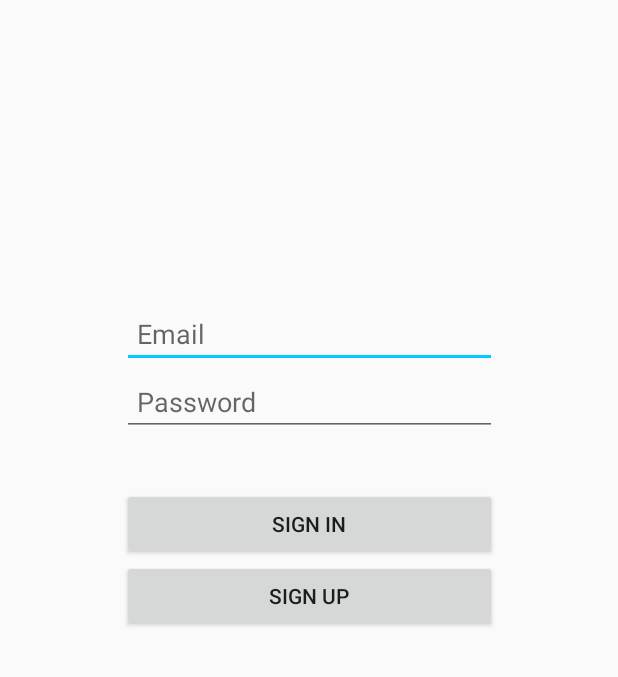
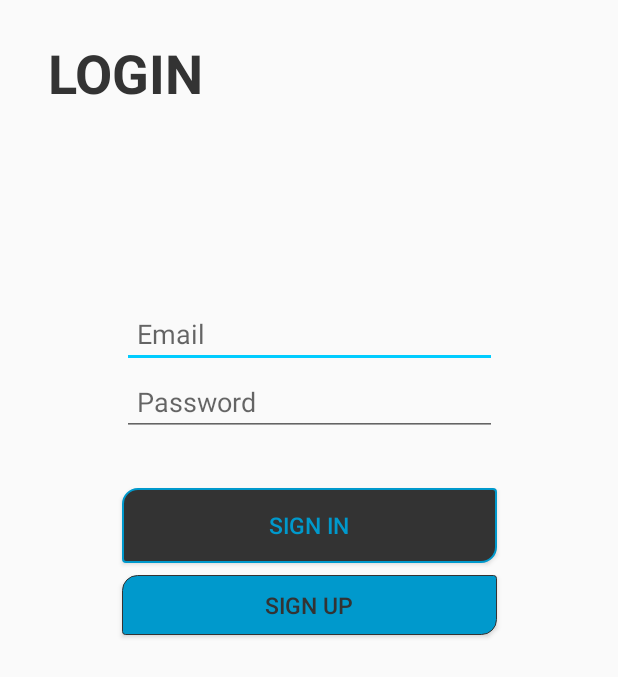
Before and after one commit to AshSobhani/Ideation, an Android app: the LoginActivity screen opened directly, with no data from a screen before it, on a phone screen of 412 x 824 dp. Shown: the top 677 px of the screen. Run offline under Robolectric (Android 15) with nearby library versions, the phone set to English and light mode, and no system bars; our stand-ins replace Firebase (no records; nobody signed in at launch, a user with empty details on screens opened directly); 1 statement that could not run was skipped.

Commit message:
Login and Sign Up buttons styled

```diff
--- a/app/src/main/java/com/example/ideation/DiscoveryFragment.java
+++ b/app/src/main/java/com/example/ideation/DiscoveryFragment.java
@@ -57,6 +57,7 @@ public class DiscoveryFragment extends Fragment {
 	private void populateRecyclerView() {
 		//Add query filer below (priority, by date, etc..)
 		Query query = projectRef;
+		//Query query = projectRef.orderBy("name").startAt(searchText).endAt(searchText + "\uf8ff");
 
 		//Query the database and build
 		FirestoreRecyclerOptions<ProjectBox> options = new FirestoreRecyclerOptions.Builder<ProjectBox>()
--- /dev/null
+++ b/app/src/main/res/drawable/rounded_login_button.xml
@@ -0,0 +1,15 @@
+<?xml version="1.0" encoding="utf-8"?>
+<selector xmlns:android="http://schemas.android.com/apk/res/android">
+    <item>
+        <shape android:shape="rectangle">
+            <solid android:color="@color/colorPrimaryDark"/>
+            <stroke android:color="@color/colorPrimary" android:width="1dp" />
+            <!--corners allow us to make the rounded corners button-->
+            <corners android:bottomRightRadius="10dp"
+                android:bottomLeftRadius="2dp"
+                android:topLeftRadius="10dp"
+                android:topRightRadius="2dp"/>
+
+        </shape>
+    </item>
+</selector>
--- /dev/null
+++ b/app/src/main/res/drawable/rounded_signup_button.xml
@@ -0,0 +1,14 @@
+<?xml version="1.0" encoding="utf-8"?>
+<selector xmlns:android="http://schemas.android.com/apk/res/android">
+    <item>
+        <shape android:shape="rectangle">
+            <solid android:color="@color/colorPrimary"/>
+            <stroke android:color="@color/colorPrimaryDark" android:width="0.5dp" />
+            <!--corners allow us to make the rounded corners button-->
+            <corners android:bottomRightRadius="10dp"
+                android:bottomLeftRadius="2dp"
+                android:topLeftRadius="10dp"
+                android:topRightRadius="2dp"/>
+        </shape>
+    </item>
+</selector>
--- a/app/src/main/res/layout/activity_login.xml
+++ b/app/src/main/res/layout/activity_login.xml
@@ -5,6 +5,22 @@
     android:layout_width="match_parent"
     android:layout_height="match_parent"
     tools:context=".LoginActivity">
+
+    <TextView
+        android:id="@+id/loginTitle"
+        android:layout_width="200dp"
+        android:layout_height="wrap_content"
+        android:layout_marginStart="32dp"
+        android:layout_marginLeft="32dp"
+        android:layout_marginTop="24dp"
+        android:gravity="center_vertical"
+        android:text="Login"
+        android:textAllCaps="true"
+        android:textColor="#333333"
+        android:textSize="36sp"
+        android:textStyle="bold"
+        app:layout_constraintStart_toStartOf="parent"
+        app:layout_constraintTop_toTopOf="parent" />
 
     <ProgressBar
         android:id="@+id/loginProgressBar"
@@ -44,10 +60,13 @@
     <Button
         android:id="@+id/signInButton"
         android:layout_width="250dp"
-        android:layout_height="wrap_content"
+        android:layout_height="50dp"
         android:layout_marginTop="10dp"
         android:onClick="onSignIn"
         android:text="@string/common_signin_button_text"
+        android:textSize="15sp"
+        android:background="@drawable/rounded_login_button"
+        android:textColor="@color/colorPrimary"
         app:layout_constraintEnd_toEndOf="parent"
         app:layout_constraintStart_toStartOf="parent"
         app:layout_constraintTop_toBottomOf="@+id/loginFailedText" />
@@ -55,9 +74,13 @@
     <Button
         android:id="@+id/signUpButton"
         android:layout_width="250dp"
-        android:layout_height="wrap_content"
+        android:layout_height="40dp"
+        android:layout_marginTop="8dp"
+        android:background="@drawable/rounded_signup_button"
         android:onClick="onSignUp"
         android:text="Sign Up"
+        android:textSize="15sp"
+        android:textColor="@color/colorPrimaryDark"
         app:layout_constraintEnd_toEndOf="parent"
         app:layout_constraintHorizontal_bias="0.502"
         app:layout_constraintStart_toStartOf="parent"
--- a/app/src/main/res/layout/activity_signup.xml
+++ b/app/src/main/res/layout/activity_signup.xml
@@ -5,6 +5,22 @@
     android:layout_width="match_parent"
     android:layout_height="match_parent"
     tools:context=".SignUpActivity">
+
+    <TextView
+        android:id="@+id/signUpTitle"
+        android:layout_width="200dp"
+        android:layout_height="wrap_content"
+        android:layout_marginStart="32dp"
+        android:layout_marginLeft="32dp"
+        android:layout_marginTop="24dp"
+        android:gravity="center_vertical"
+        android:text="Sign Up"
+        android:textAllCaps="true"
+        android:textColor="#333333"
+        android:textSize="36sp"
+        android:textStyle="bold"
+        app:layout_constraintStart_toStartOf="parent"
+        app:layout_constraintTop_toTopOf="parent" />
 
     <LinearLayout
         android:layout_width="wrap_content"
@@ -97,6 +113,9 @@
             android:layout_height="wrap_content"
             android:onClick="onCreateAccount"
             android:layout_marginTop="10dp"
-            android:text="Create Account" />
+            android:text="Create Account"
+            android:textSize="15sp"
+            android:textColor="@color/colorPrimary"
+            android:background="@drawable/rounded_login_button"/>
     </LinearLayout>
 </androidx.constraintlayout.widget.ConstraintLayout>
```
